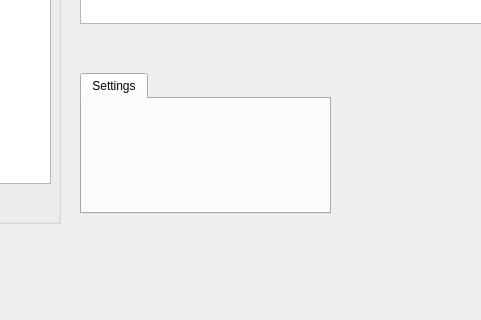
Above: gui/main.ui from adareau/HAL before the change; both pictures show x 260 to 741 and y 477 to 797 of the 1348 by 797 pixel window. Below: the same form after it.
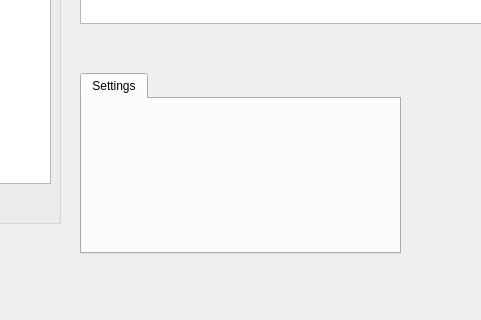
That is the form after the change. Custom widgets are drawn as their Qt base class.

Commit message: start devel branch

```diff
--- a/gui/main.ui
+++ b/gui/main.ui
@@ -131,8 +131,8 @@
      <rect>
       <x>340</x>
       <y>550</y>
-      <width>251</width>
-      <height>141</height>
+      <width>321</width>
+      <height>181</height>
      </rect>
     </property>
     <property name="currentIndex">
```
The commit also changes 1 other file.
